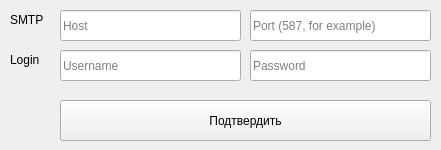
This is forms/settings.ui in ummo93/windows_mail_agent as Qt 5 draws it before an edit. The edited form follows.
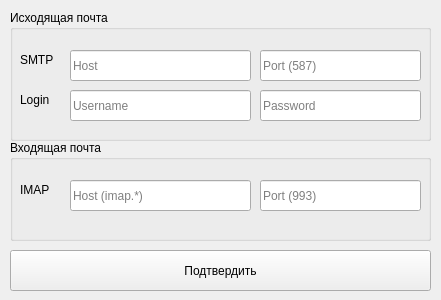
This is the edited form.

The edit to the form file:
```diff
--- a/forms/settings.ui
+++ b/forms/settings.ui
@@ -7,19 +7,19 @@
     <x>0</x>
     <y>0</y>
     <width>441</width>
-    <height>150</height>
+    <height>300</height>
    </rect>
   </property>
   <property name="minimumSize">
    <size>
     <width>441</width>
-    <height>150</height>
+    <height>300</height>
    </size>
   </property>
   <property name="maximumSize">
    <size>
     <width>441</width>
-    <height>150</height>
+    <height>300</height>
    </size>
   </property>
   <property name="windowTitle">
@@ -28,9 +28,9 @@
   <widget class="QPushButton" name="save_all">
    <property name="geometry">
     <rect>
-     <x>60</x>
-     <y>100</y>
-     <width>371</width>
+     <x>10</x>
+     <y>250</y>
+     <width>421</width>
      <height>41</height>
     </rect>
    </property>
@@ -38,24 +38,36 @@
     <string>Подтвердить</string>
    </property>
   </widget>
-  <widget class="QLabel" name="label_2">
+  <widget class="QGroupBox" name="groupBox">
    <property name="geometry">
     <rect>
      <x>10</x>
-     <y>50</y>
-     <width>39</width>
+     <y>10</y>
+     <width>421</width>
+     <height>131</height>
+    </rect>
+   </property>
+   <property name="title">
+    <string>Исходящая почта</string>
+   </property>
+   <widget class="QLabel" name="label">
+    <property name="geometry">
+     <rect>
+      <x>10</x>
+      <y>40</y>
+      <width>40</width>
      <height>19</height>
     </rect>
    </property>
    <property name="text">
-    <string>Login</string>
+     <string>SMTP</string>
    </property>
   </widget>
   <widget class="QLineEdit" name="username_line">
    <property name="geometry">
     <rect>
      <x>60</x>
-     <y>50</y>
+      <y>80</y>
      <width>181</width>
      <height>31</height>
     </rect>
@@ -68,8 +80,8 @@
    <property name="geometry">
     <rect>
      <x>250</x>
-     <y>50</y>
-     <width>181</width>
+      <y>80</y>
+      <width>161</width>
      <height>31</height>
     </rect>
    </property>
@@ -84,20 +96,20 @@
    <property name="geometry">
     <rect>
      <x>250</x>
-     <y>10</y>
-     <width>181</width>
+      <y>40</y>
+      <width>161</width>
      <height>31</height>
     </rect>
    </property>
    <property name="placeholderText">
-    <string>Port (587, for example)</string>
+     <string>Port (587)</string>
    </property>
   </widget>
   <widget class="QLineEdit" name="host_line">
    <property name="geometry">
     <rect>
      <x>60</x>
-     <y>10</y>
+      <y>40</y>
      <width>181</width>
      <height>31</height>
     </rect>
@@ -106,19 +118,76 @@
     <string>Host</string>
    </property>
   </widget>
-  <widget class="QLabel" name="label">
+   <widget class="QLabel" name="label_2">
    <property name="geometry">
     <rect>
      <x>10</x>
-     <y>10</y>
+      <y>80</y>
+      <width>39</width>
+      <height>19</height>
+     </rect>
+    </property>
+    <property name="text">
+     <string>Login</string>
+    </property>
+   </widget>
+  </widget>
+  <widget class="QGroupBox" name="groupBox_2">
+   <property name="geometry">
+    <rect>
+     <x>10</x>
+     <y>140</y>
+     <width>421</width>
+     <height>101</height>
+    </rect>
+   </property>
+   <property name="title">
+    <string>Входящая почта</string>
+   </property>
+   <widget class="QLineEdit" name="income_host">
+    <property name="geometry">
+     <rect>
+      <x>60</x>
+      <y>40</y>
+      <width>181</width>
+      <height>31</height>
+     </rect>
+    </property>
+    <property name="placeholderText">
+     <string>Host (imap.*)</string>
+    </property>
+   </widget>
+   <widget class="QLineEdit" name="income_port">
+    <property name="geometry">
+     <rect>
+      <x>250</x>
+      <y>40</y>
+      <width>161</width>
+      <height>31</height>
+     </rect>
+    </property>
+    <property name="placeholderText">
+     <string>Port (993)</string>
+    </property>
+   </widget>
+   <widget class="QLabel" name="label_5">
+    <property name="geometry">
+     <rect>
+      <x>10</x>
+      <y>40</y>
      <width>40</width>
      <height>19</height>
     </rect>
    </property>
    <property name="text">
-    <string>SMTP</string>
-   </property>
-  </widget>
+     <string>IMAP</string>
+    </property>
+   </widget>
+  </widget>
+  <zorder>save_all</zorder>
+  <zorder>groupBox</zorder>
+  <zorder>groupBox_2</zorder>
+  <zorder>groupBox_2</zorder>
  </widget>
  <resources/>
  <connections/>
```
Lines whose indentation alone changed are shown as unchanged.
